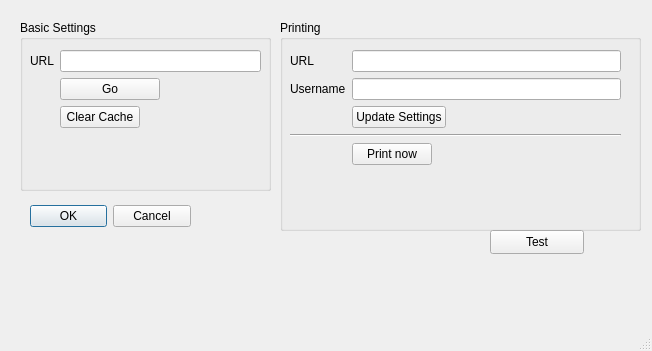
The window that optionsdialog.ui (jasonknight/salor-bin) describes before a commit, drawn with Qt 5.
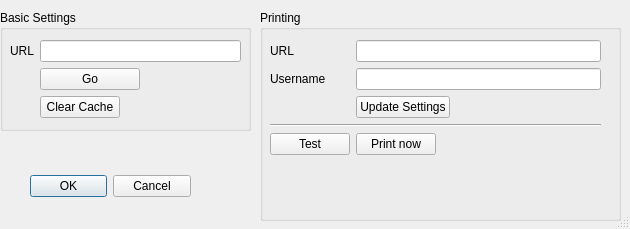
The same window after the commit.

The edit to the form file:
```diff
--- a/optionsdialog.ui
+++ b/optionsdialog.ui
@@ -6,8 +6,8 @@
    <rect>
     <x>0</x>
     <y>0</y>
-    <width>652</width>
-    <height>351</height>
+    <width>630</width>
+    <height>229</height>
    </rect>
   </property>
   <property name="windowTitle">
@@ -20,7 +20,7 @@
    <property name="geometry">
     <rect>
      <x>30</x>
-     <y>200</y>
+     <y>170</y>
      <width>161</width>
      <height>32</height>
     </rect>
@@ -35,10 +35,10 @@
   <widget class="QGroupBox" name="groupBox_2">
    <property name="geometry">
     <rect>
-     <x>20</x>
-     <y>20</y>
+     <x>0</x>
+     <y>10</y>
      <width>251</width>
-     <height>171</height>
+     <height>121</height>
     </rect>
    </property>
    <property name="minimumSize">
@@ -112,8 +112,8 @@
   <widget class="QGroupBox" name="groupBox">
    <property name="geometry">
     <rect>
-     <x>280</x>
-     <y>20</y>
+     <x>260</x>
+     <y>10</y>
      <width>361</width>
      <height>211</height>
     </rect>
@@ -168,6 +168,13 @@
        </property>
       </widget>
      </item>
+     <item row="5" column="1">
+      <layout class="QGridLayout" name="printerGrid" rowminimumheight="0" columnminimumwidth="0">
+       <property name="sizeConstraint">
+        <enum>QLayout::SetDefaultConstraint</enum>
+       </property>
+      </layout>
+     </item>
      <item row="4" column="1">
       <widget class="QPushButton" name="printNowButton">
        <property name="text">
@@ -175,37 +182,16 @@
        </property>
       </widget>
      </item>
+     <item row="4" column="0">
+      <widget class="QPushButton" name="printTestButton">
+       <property name="text">
+        <string>Test</string>
+       </property>
+      </widget>
+     </item>
     </layout>
    </widget>
   </widget>
-  <widget class="QWidget" name="gridLayoutWidget">
-   <property name="geometry">
-    <rect>
-     <x>320</x>
-     <y>220</y>
-     <width>160</width>
-     <height>80</height>
-    </rect>
-   </property>
-   <layout class="QGridLayout" name="printerGrid" rowminimumheight="0" columnminimumwidth="0">
-    <property name="sizeConstraint">
-     <enum>QLayout::SetDefaultConstraint</enum>
-    </property>
-   </layout>
-  </widget>
-  <widget class="QPushButton" name="printTestButton">
-   <property name="geometry">
-    <rect>
-     <x>490</x>
-     <y>230</y>
-     <width>94</width>
-     <height>24</height>
-    </rect>
-   </property>
-   <property name="text">
-    <string>Test</string>
-   </property>
-  </widget>
  </widget>
  <resources/>
  <connections>
```
